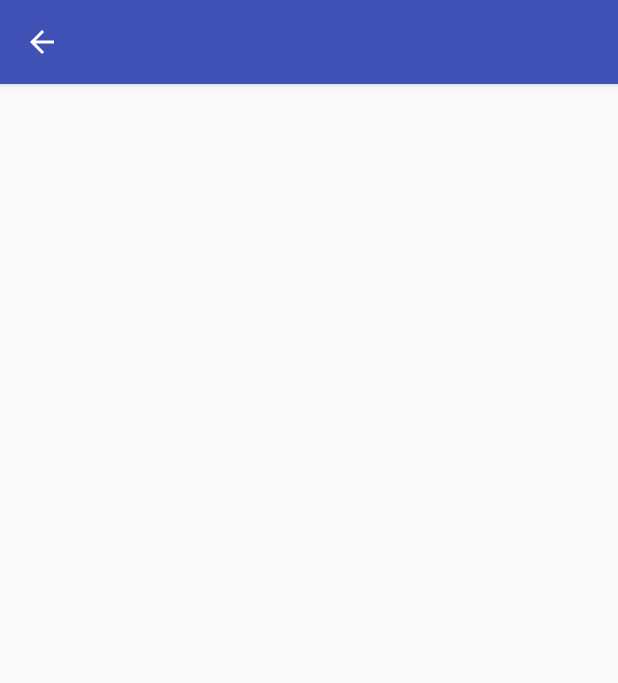
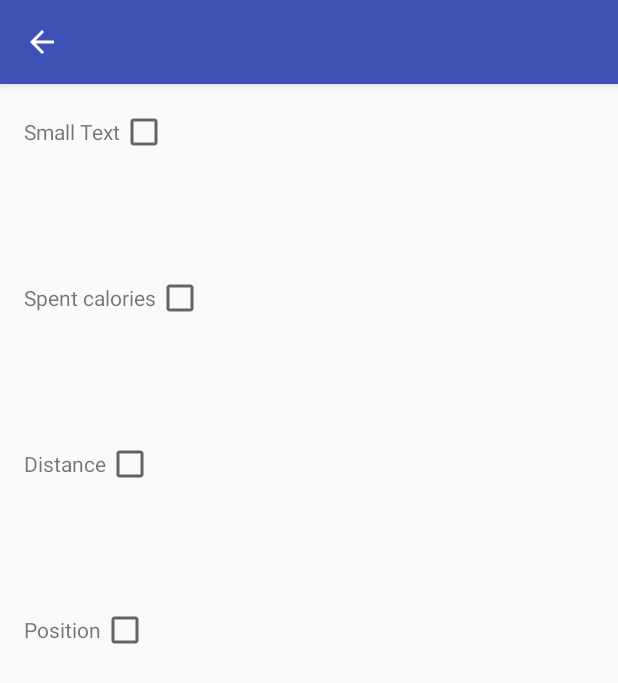
Before and after one commit to KilosaMagali/Podobip, an Android app: the WidgetController screen opened directly, with no data from a screen before it, on a phone screen of 412 x 824 dp. Shown: the top 683 px of the screen. Run offline under Robolectric (Android 15) with nearby library versions, the phone set to English and light mode, and no system bars.

Commit message:
Built widget view

```diff
--- a/app/src/main/java/students/molecular/podobip/ViewController.java
+++ b/app/src/main/java/students/molecular/podobip/ViewController.java
@@ -49,6 +49,7 @@ public class ViewController extends AppCompatActivity
     @Override
     public boolean onCreateOptionsMenu(Menu menu) {
         // Inflate the menu; this adds items to the action bar if it is present.
+        //Toast.makeText(ViewController.this, "Item", Toast.LENGTH_LONG);
         getMenuInflater().inflate(R.menu.main, menu);
         return true;
     }
@@ -61,11 +62,10 @@ public class ViewController extends AppCompatActivity
         int id = item.getItemId();
 
         //noinspection SimplifiableIfStatement
-        if (id == R.id.action_settings) {
+        if (id == R.id.action_add) {
             displayWidgetView();
             return true;
         }
-        //Toast.makeText(ViewController.this, "Widgets settings", Toast.LENGTH_SHORT).show();
 
 
         return super.onOptionsItemSelected(item);
--- a/app/src/main/res/layout/activity_widget_controller.xml
+++ b/app/src/main/res/layout/activity_widget_controller.xml
@@ -9,4 +9,89 @@
     android:paddingTop="@dimen/activity_vertical_margin"
     tools:context="students.molecular.podobip.WidgetController">
 
+    <LinearLayout
+        android:orientation="vertical"
+        android:layout_width="match_parent"
+        android:layout_height="match_parent"
+        android:layout_alignParentTop="true"
+        android:layout_alignParentLeft="true"
+        android:layout_alignParentStart="true"
+        android:weightSum="1">
+
+        <LinearLayout
+            android:orientation="horizontal"
+            android:layout_width="match_parent"
+            android:layout_height="wrap_content"
+            android:layout_weight="0.13">
+
+            <TextView
+                android:layout_width="wrap_content"
+                android:layout_height="wrap_content"
+                android:textAppearance="?android:attr/textAppearanceSmall"
+                android:text="Small Text"
+                android:id="@+id/stepsLabel" />
+
+            <CheckBox
+                android:layout_width="wrap_content"
+                android:layout_height="wrap_content"
+                android:id="@+id/stepsCheckBox" />
+        </LinearLayout>
+
+        <LinearLayout
+            android:orientation="horizontal"
+            android:layout_width="match_parent"
+            android:layout_height="wrap_content"
+            android:layout_weight="0.13">
+
+            <TextView
+                android:layout_width="wrap_content"
+                android:layout_height="wrap_content"
+                android:textAppearance="?android:attr/textAppearanceSmall"
+                android:text="@string/caloriesLabel"
+                android:id="@+id/caloriesLabel" />
+
+            <CheckBox
+                android:layout_width="wrap_content"
+                android:layout_height="wrap_content"
+                android:id="@+id/caloriesCheckbox" />
+        </LinearLayout>
+
+        <LinearLayout
+            android:orientation="horizontal"
+            android:layout_width="match_parent"
+            android:layout_height="wrap_content"
+            android:layout_weight="0.13">
+
+            <TextView
+                android:layout_width="wrap_content"
+                android:layout_height="wrap_content"
+                android:textAppearance="?android:attr/textAppearanceSmall"
+                android:text="@string/distanceLabel"
+                android:id="@+id/distanceLabel" />
+
+            <CheckBox
+                android:layout_width="wrap_content"
+                android:layout_height="wrap_content"
+                android:id="@+id/distanceCheckBox" />
+        </LinearLayout>
+
+        <LinearLayout
+            android:orientation="horizontal"
+            android:layout_width="match_parent"
+            android:layout_height="wrap_content"
+            android:layout_weight="0.13">
+
+            <TextView
+                android:layout_width="wrap_content"
+                android:layout_height="wrap_content"
+                android:textAppearance="?android:attr/textAppearanceSmall"
+                android:text="@string/positionLabel"
+                android:id="@+id/positionLabel" />
+
+            <CheckBox
+                android:layout_width="wrap_content"
+                android:layout_height="wrap_content"
+                android:id="@+id/positionCheckBox" />
+        </LinearLayout>
+    </LinearLayout>
 </RelativeLayout>
--- a/app/src/main/res/menu/main.xml
+++ b/app/src/main/res/menu/main.xml
@@ -2,8 +2,8 @@
 <menu xmlns:android="http://schemas.android.com/apk/res/android"
     xmlns:app="http://schemas.android.com/apk/res-auto">
     <item
-        android:id="@+id/action_settings"
+        android:id="@+id/action_add"
         android:orderInCategory="100"
-        android:title="@string/action_settings"
-        app:showAsAction="never" />
+        android:title="@string/action_add"
+        app:showAsAction="always" />
 </menu>
--- a/app/src/main/res/values/strings.xml
+++ b/app/src/main/res/values/strings.xml
@@ -4,6 +4,12 @@
     <string name="navigation_drawer_open">Open navigation drawer</string>
     <string name="navigation_drawer_close">Close navigation drawer</string>
 
-    <string name="action_settings">Settings</string>
+    <string name="action_add">Widgets</string>
+
     <string name="aboutApp">About</string>
+
+    <string name="stepsLabel">Steps counter</string>
+    <string name="caloriesLabel">Spent calories</string>
+    <string name="distanceLabel">Distance</string>
+    <string name="positionLabel">Position</string>
 </resources>
```
